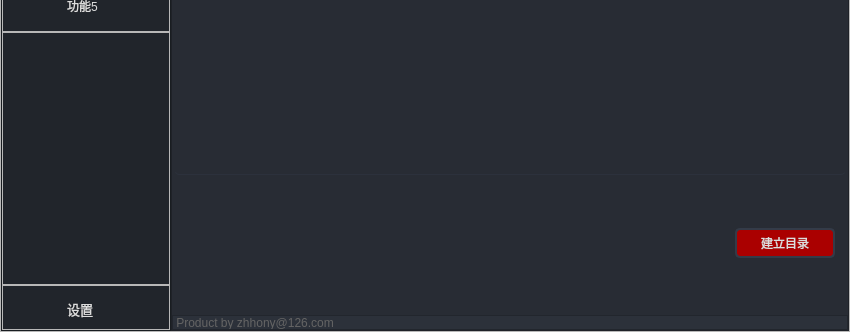
Old version of the form pyApp.ui in the repository zhhony/pyexcel; both pictures show x 0 to 850 and y 270 to 602 of the 850 by 602 pixel window.
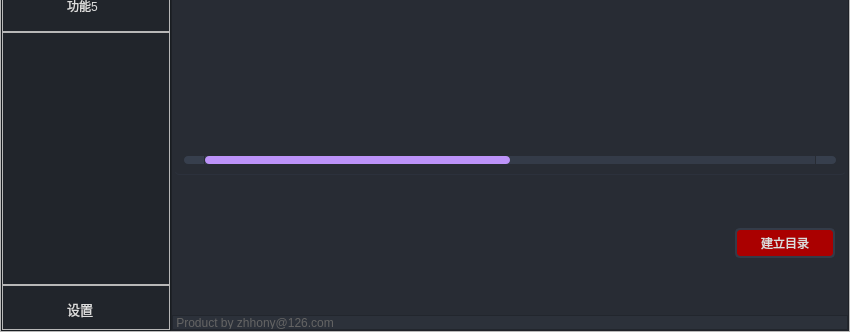
New version of the form. The open tabs and pages were chosen to show the change. Icons and pictures are not drawn.

Commit message: 扩大表格范围，增加表格滚动条

Patch:
```diff
--- a/pyApp.ui
+++ b/pyApp.ui
@@ -103,7 +103,81 @@
     border: 2px solid rgb(43, 50, 61);
 }
 
+QScrollBar:horizontal {
+    border: none;
+    background: rgb(52, 59, 72);
+    height: 8px;
+    margin: 0px 21px 0 21px;
+	border-radius: 0px;
+}
+QScrollBar::handle:horizontal {
+    background: rgb(189, 147, 249);
+    min-width: 25px;
+	border-radius: 4px
+}
+QScrollBar::add-line:horizontal {
+    border: none;
+    background: rgb(55, 63, 77);
+    width: 20px;
+	border-top-right-radius: 4px;
+    border-bottom-right-radius: 4px;
+    subcontrol-position: right;
+    subcontrol-origin: margin;
+}
+QScrollBar::sub-line:horizontal {
+    border: none;
+    background: rgb(55, 63, 77);
+    width: 20px;
+	border-top-left-radius: 4px;
+    border-bottom-left-radius: 4px;
+    subcontrol-position: left;
+    subcontrol-origin: margin;
+}
+QScrollBar::up-arrow:horizontal, QScrollBar::down-arrow:horizontal
+{
+     background: none;
+}
+QScrollBar::add-page:horizontal, QScrollBar::sub-page:horizontal
+{
+     background: none;
+}
+ QScrollBar:vertical {
+	border: none;
+    background: rgb(52, 59, 72);
+    width: 8px;
+    margin: 21px 0 21px 0;
+	border-radius: 0px;
+ }
+ QScrollBar::handle:vertical {	
+	background: rgb(189, 147, 249);
+    min-height: 25px;
+	border-radius: 4px
+ }
+ QScrollBar::add-line:vertical {
+     border: none;
+    background: rgb(55, 63, 77);
+     height: 20px;
+	border-bottom-left-radius: 4px;
+    border-bottom-right-radius: 4px;
+     subcontrol-position: bottom;
+     subcontrol-origin: margin;
+ }
+ QScrollBar::sub-line:vertical {
+	border: none;
+    background: rgb(55, 63, 77);
+     height: 20px;
+	border-top-left-radius: 4px;
+    border-top-right-radius: 4px;
+     subcontrol-position: top;
+     subcontrol-origin: margin;
+ }
+ QScrollBar::up-arrow:vertical, QScrollBar::down-arrow:vertical {
+     background: none;
+ }
 
+ QScrollBar::add-page:vertical, QScrollBar::sub-page:vertical {
+     background: none;
+ }
 </string>
    </property>
    <layout class="QVBoxLayout" name="verticalLayout_13">
@@ -887,7 +961,11 @@
 }
 QTableWidget::horizontalHeader {	
 	background-color: rgb(33, 37, 43);
-}</string>
+}
+
+QScrollBar:vertical { background: rgb(52, 59, 72); }
+QScrollBar:horizontal { background: rgb(52, 59, 72); }
+ </string>
                       </property>
                       <property name="sizeAdjustPolicy">
                        <enum>QAbstractScrollArea::AdjustToContents</enum>
@@ -917,7 +995,7 @@
                        <number>9</number>
                       </property>
                       <property name="columnCount">
-                       <number>3</number>
+                       <number>6</number>
                       </property>
                       <attribute name="horizontalHeaderVisible">
                        <bool>false</bool>
@@ -999,6 +1077,9 @@
                        </property>
                       </column>
                       <column/>
+                      <column/>
+                      <column/>
+                      <column/>
                       <item row="0" column="0">
                        <property name="text">
                         <string/>
```
Left out of the diff: 2 changed lines with no effect on the pictures. The commit also changes 1 other file.
